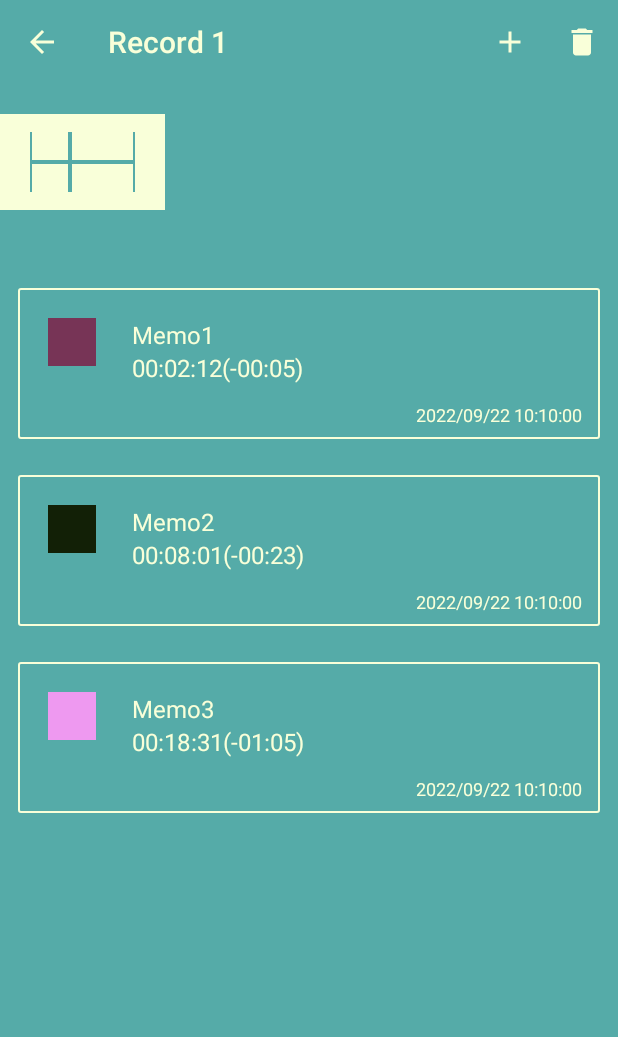
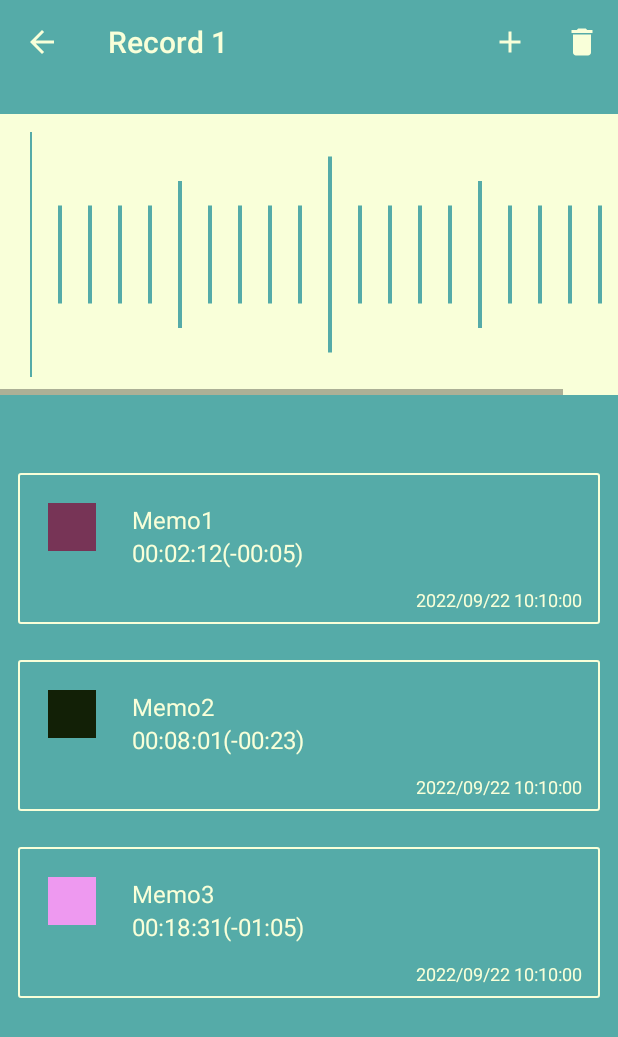
Before and after one commit to pmyohei/TimingMemo, an Android app: the fragment HistoryFragment shown on its own in the app's theme, after a tap on "Record 1", on a phone screen of 412 x 824 dp. Shown: the top 1037 px of the screen. Run offline under Robolectric (Android 15) with nearby library versions, the phone set to English and light mode, and no system bars; our stand-ins replace Room's generated code.

Commit message:
■ヒストリ画面 ・目盛りUI対応

```diff
--- a/app/src/main/java/com/example/timingmemo/db/async/AsyncTmpCreateDataMemo.java
+++ b/app/src/main/java/com/example/timingmemo/db/async/AsyncTmpCreateDataMemo.java
@@ -178,7 +178,7 @@ public class AsyncTmpCreateDataMemo extends AsyncShowProgress {
             recordTable2.setName( "Record 1234567890123456789012345678901234567890" );
             recordTable2.setStartRecordingTime( startTime );
             recordTable2.setEndRecordingTime( endTime );
-            recordTable2.setRecordingTime( "00:20:00" );
+            recordTable2.setRecordingTime( "01:12:40" );
 
             recordTableDao.insert( recordTable2 );
         }
--- a/app/src/main/java/com/example/timingmemo/ui/history/HistoryFragment.java
+++ b/app/src/main/java/com/example/timingmemo/ui/history/HistoryFragment.java
@@ -34,6 +34,7 @@ public class HistoryFragment extends Fragment {
     //--------------------------------
     public static final String KEY_TARGET_RECORD_PID = "target_record_pid";
     public static final String KEY_TARGET_RECORD_NAME = "target_record_name";
+    public static final String KEY_TARGET_RECORD_RECORDING_TIME = "target_recording_time";
 
     //--------------------------------
     // フィールド変数
@@ -151,6 +152,7 @@ public class HistoryFragment extends Fragment {
                 Intent intent = new Intent(getActivity(), RecordDetailsActivity.class);
                 intent.putExtra(KEY_TARGET_RECORD_PID, record.getPid());
                 intent.putExtra(KEY_TARGET_RECORD_NAME, record.getName());
+                intent.putExtra(KEY_TARGET_RECORD_RECORDING_TIME, record.getRecordingTime());
                 mRecordDetailsLancher.launch(intent);
             }
         });
--- a/app/src/main/java/com/example/timingmemo/ui/history/RecordDetailsActivity.java
+++ b/app/src/main/java/com/example/timingmemo/ui/history/RecordDetailsActivity.java
@@ -15,9 +15,12 @@ import android.app.AlertDialog;
 import android.content.DialogInterface;
 import android.content.Intent;
 import android.os.Bundle;
+import android.util.Log;
 import android.view.Menu;
 import android.view.MenuInflater;
 import android.view.MenuItem;
+import android.view.ViewGroup;
+import android.widget.HorizontalScrollView;
 import android.widget.Toast;
 
 import com.example.timingmemo.R;
@@ -122,17 +125,17 @@ public class RecordDetailsActivity extends AppCompatActivity {
                         switch (resultCode) {
                             // 新規追加
                             case StampMemoUpdateActivity.RESULT_STAMP_MEMO_ADD:
-                            insertStampMemoList( intent, adapter );
+                                insertStampMemoList(intent, adapter);
                                 break;
 
                             // 更新
                             case StampMemoUpdateActivity.RESULT_STAMP_MEMO_UPDATE:
-                            updateStampMemoList( intent, adapter );
+                                updateStampMemoList(intent, adapter);
                                 break;
 
                             // 削除
                             case StampMemoUpdateActivity.RESULT_STAMP_MEMO_REMOVE:
-                            removeStampMemoList( intent, adapter );
+                                removeStampMemoList(intent, adapter);
                                 break;
                         }
                     }
@@ -157,11 +160,58 @@ public class RecordDetailsActivity extends AppCompatActivity {
             @Override
             public void onFinish(ArrayList<StampMemoTable> sortedStampMemos) {
                 // 取得した記録メモをリスト表示
-                setStampMemoList( sortedStampMemos );
+                setStampMemoList(sortedStampMemos);
+
+                // タイムグラフの描画
+                drawTimeGraph();
             }
         });
         //非同期処理開始
         db.execute();
+    }
+
+    /*
+     * タイムグラフの描画
+     */
+    private void drawTimeGraph() {
+
+        // 親ビューのレイアウトが確定したタイミングで描画処理を行う
+        HorizontalScrollView hsv_graph = findViewById(R.id.hsv_graph);
+        hsv_graph.post(() -> {
+
+            TimeGraphMemoryView tgmv_graph = findViewById(R.id.tgmv_graph);
+
+            // グラフの横幅を設定
+            setGraphLayoutWidth( tgmv_graph, hsv_graph );
+
+            // グラフメモリ設定
+            tgmv_graph.setGraghMemoryPath();
+
+            // 描画
+            tgmv_graph.invalidate();
+        });
+    }
+
+    /*
+     * タイムグラフの横サイズを設定
+     */
+    private void setGraphLayoutWidth( TimeGraphMemoryView tgmv_graph, ViewGroup parentView ) {
+        // 記録時間
+        Intent intent = getIntent();
+        String recordingTime = intent.getStringExtra(HistoryFragment.KEY_TARGET_RECORD_RECORDING_TIME);
+
+        // グラフの横幅を計算
+        int graghWidth = tgmv_graph.calcGraphWidthFromRecordTime(recordingTime);
+
+        // 親ビューのサイズと比較し、大きい方を設定サイズとする（最低でも画面横いっぱいは描画させるため）
+        int parentWidth = parentView.getWidth();
+        int setWidth = Math.max(parentWidth, graghWidth);
+
+        Log.i("目盛り", "setGraphLayoutWidth setWidth" + setWidth);
+
+        // レイアウトに反映
+        tgmv_graph.getLayoutParams().width = setWidth;
+        tgmv_graph.requestLayout();
     }
 
     /*
@@ -220,7 +270,7 @@ public class RecordDetailsActivity extends AppCompatActivity {
         intent.putExtra(KEY_TARGET_RECORD_PID, recordPid);
 
         // 画面遷移開始
-        startActivity(intent);
+        mStampMemoUpdateLancher.launch( intent );
     }
 
     /*
--- a/app/src/main/java/com/example/timingmemo/ui/history/TimeGraphMemoryView.java
+++ b/app/src/main/java/com/example/timingmemo/ui/history/TimeGraphMemoryView.java
@@ -11,6 +11,7 @@ import android.util.Log;
 import android.view.View;
 
 import com.example.timingmemo.R;
+import com.example.timingmemo.common.AppCommonData;
 
 /*
  * 記録済みの目盛りグラフ
@@ -20,7 +21,7 @@ public class TimeGraphMemoryView extends View {
     private Paint mGraghMemoryPaint;
     private Path mGraghMemoryPath;
     private float mMemoryLength1Min;
-
+    private float mRecordTotalMinuteTime;
 
     public TimeGraphMemoryView(Context context) {
         this(context, null);
@@ -32,72 +33,152 @@ public class TimeGraphMemoryView extends View {
 
     public TimeGraphMemoryView(Context context, AttributeSet attrs, int defStyle) {
         super(context, attrs, defStyle);
-        mMemoryLength1Min = getResources().getDimension( R.dimen.memory_1min_length );
+        mMemoryLength1Min = getResources().getDimension(R.dimen.memory_1min_length);
 
-        Log.i( "通過", "memory_1min_length=" + getResources().getDimension(R.dimen.memory_1min_length ));
-        Log.i( "通過", "memory_1min_length=" + getResources().getDimensionPixelSize(R.dimen.memory_1min_length ));
+        Log.i("通過", "memory_1min_length=" + getResources().getDimension(R.dimen.memory_1min_length));
+        Log.i("通過", "memory_1min_length=" + getResources().getDimensionPixelSize(R.dimen.memory_1min_length));
         DisplayMetrics metrics = context.getResources().getDisplayMetrics();
-        Log.i( "通過", "memory_1min_length=" + (getResources().getDimension(R.dimen.memory_1min_length ) * metrics.density) );
+        Log.i("通過", "memory_1min_length=" + (getResources().getDimension(R.dimen.memory_1min_length) * metrics.density));
+
+        setGraghMemoryPaint();
     }
 
     /*
      *
      */
-    private void setDrawData(){
+/*    private void setDrawData() {
 
-        if( mGraghMemoryPath == null ){
+        if (mGraghMemoryPath == null) {
             setGraghMemoryPaint();
             setGraghMemoryPath();
+        }
+    }*/
+
+    /*
+     *
+     */
+    private void setGraghMemoryPaint() {
+
+        // 目盛り色
+        int memoryColor = getResources().getColor(R.color.mainColor);
+
+        // Paint設定
+        mGraghMemoryPaint = new Paint();
+        mGraghMemoryPaint.setStyle(Paint.Style.STROKE);
+        mGraghMemoryPaint.setColor(memoryColor);
+        mGraghMemoryPaint.setStrokeWidth(4);
+    }
+
+    /*
+     * グラフ目盛りのPathを設定
+     */
+    public void setGraghMemoryPath() {
+
+        float height = getHeight();
+
+        final float[] every10Range = new float[]{
+                height * 0.1f,
+                height * 0.9f
+        };
+        final float[] every5Range = new float[]{
+                height * 0.2f,
+                height * 0.8f
+        };
+        final float[] every1Range = new float[]{
+                height * 0.3f,
+                height * 0.7f
+        };
+
+        // グラフ開始と終了の目盛りと中央線のPathを設定
+        mGraghMemoryPath = new Path();
+        setEdgeCenterMemory( mGraghMemoryPath );
+
+        // 描画目盛りx位置
+        float xPos = mMemoryLength1Min;
+        // 描画目盛りy位置 上／下 index
+        final int yPosUpper = 0;
+        final int yPosLower = 1;
+
+        // 1分毎に縦の目盛りPathを設定
+        int totalMinute = (int) mRecordTotalMinuteTime;
+        for (int drawMinute = 1; drawMinute < totalMinute; drawMinute++) {
+
+            // グラフ縦線の高さの範囲（上限・下限）を取得
+            float[] drawHeightRange = getDrawHeightRange(drawMinute, every10Range, every5Range, every1Range);
+
+            // 縦線のPathを設定
+            mGraghMemoryPath.moveTo(xPos, drawHeightRange[yPosUpper]);
+            mGraghMemoryPath.lineTo(xPos, drawHeightRange[yPosLower]);
+
+            // １目盛り分横へ移動
+            xPos += mMemoryLength1Min;
+        }
+
+        // Pathを閉じる
+        mGraghMemoryPath.close();
+
+/*        Log.i("通過", "set getWidth()" + getWidth());
+        Log.i("通過", "set getHeight()" + getHeight());*/
+    }
+
+    /*
+     * グラフ目盛りの高さ範囲を取得
+     */
+    private float[] getDrawHeightRange(int minute, float[] every10Range, float[] every5Range, float[] every1Range) {
+
+        if ((minute % 10) == 0) {
+            return every10Range;
+        } else if ((minute % 5) == 0) {
+            return every5Range;
+        } else {
+            return every1Range;
         }
     }
 
     /*
-     *
+     * グラフ開始(縦)と終了(縦)の目盛りと中央線(横)のPathを設定
      */
-    private void setGraghMemoryPaint(){
+    private void setEdgeCenterMemory( Path path ) {
 
-        // 目盛り色
-        int memoryColor = getResources().getColor( R.color.mainColor );
+        float width = getWidth();
+        float height = getHeight();
+        float centerHeight = height / 2f;
 
-        // Paint設定
-        mGraghMemoryPaint = new Paint();
-        mGraghMemoryPaint.setStyle( Paint.Style.STROKE );
-        mGraghMemoryPaint.setColor( memoryColor );
-        mGraghMemoryPaint.setStrokeWidth( 4 );
+        // 目盛り端（左）の縦線を描画
+        path.moveTo( 0, 0 );
+        path.lineTo( 0, height );
+
+        // 目盛り端（右）の縦線を描画
+        path.moveTo( width, 0 );
+        path.lineTo( width, height );
+
+        // 中央線（横）を描画
+        path.moveTo( 0, centerHeight );
+        path.lineTo( width, centerHeight );
+
+        Log.i("目盛り", "setEdgeCenterMemory getWidth()" + width);
     }
 
     /*
-     *
+     * 記録時間からグラフの横幅を計算
+     *   para1：hh:mm:ss
      */
-    private void setGraghMemoryPath(){
+    public int calcGraphWidthFromRecordTime( String recordTime ){
 
-        float width = getWidth();
-        float height = getHeight();
+        // 時分秒文字列を以下の形で分割
+        // hh:mm:ss → 「hh」、「mm」、「ss」
+        String[] hhmmss = recordTime.split( AppCommonData.TIME_FORMAT_DELIMITER );
+        int hh = Integer.parseInt( hhmmss[0] );
+        int mm = Integer.parseInt( hhmmss[1] );
+        int ss = Integer.parseInt( hhmmss[2] );
 
-//        float y01 = height * 0.1f;
-        float y01 = 0.0f;
-        float y03 = height * 0.3f;
-        float y05 = height * 0.5f;
-        float y07 = height * 0.7f;
-        float y09 = height;
-//        float y09 = height * 0.9f;
+        // 分に変換
+        int hourMin = hh * 60;
+        float secondMin = ss / 60f;
+        mRecordTotalMinuteTime = hourMin + mm + secondMin;
 
-        mGraghMemoryPath = new Path();
-        mGraghMemoryPath.moveTo(0, y05);
-        mGraghMemoryPath.lineTo(width, y05);
-
-        mGraghMemoryPath.moveTo(0, y01);
-        mGraghMemoryPath.lineTo(0, y09);
-
-        mGraghMemoryPath.moveTo(40, y01);
-        mGraghMemoryPath.lineTo(40, y09);
-
-        mGraghMemoryPath.moveTo(width, y01);
-        mGraghMemoryPath.lineTo(width, y09);
-        mGraghMemoryPath.close();
-
-        Log.i( "通過", "set getWidth()" + getWidth()  );
-        Log.i( "通過", "set getHeight()" + getHeight()  );
+        // 横幅を返す
+        return (int)(mRecordTotalMinuteTime * mMemoryLength1Min);
     }
 
     /*
@@ -108,8 +189,11 @@ public class TimeGraphMemoryView extends View {
 //        super.onDraw(canvas);
 
         Log.i( "通過", "drawPath()" );
-        setDrawData();
-        canvas.drawPath(mGraghMemoryPath, mGraghMemoryPaint);
+//        setDrawData();
+
+        if( mGraghMemoryPath != null ){
+            canvas.drawPath(mGraghMemoryPath, mGraghMemoryPaint);
+        }
 
         Log.i( "通過", "getWidth()" + getWidth()  );
         Log.i( "通過", "getHeight()" + getHeight()  );
@@ -120,7 +204,7 @@ public class TimeGraphMemoryView extends View {
         super.onMeasure(widthMeasureSpec, heightMeasureSpec);
 
         //int width = getMeasuredWidth();
-
+/*
         int time = 200;
         int min = time / 60;
         int second = time % 60;
@@ -129,7 +213,8 @@ public class TimeGraphMemoryView extends View {
 
         Log.i( "値チェック", "len=" + len  );
 
-        setMeasuredDimension(len, heightMeasureSpec);
+        setMeasuredDimension(len, heightMeasureSpec);*/
+        Log.i("目盛り", "onMeasure()");
     }
 
 
--- a/app/src/main/res/layout/activity_record_details.xml
+++ b/app/src/main/res/layout/activity_record_details.xml
@@ -28,16 +28,18 @@
     <HorizontalScrollView
         android:id="@+id/hsv_graph"
         android:layout_width="match_parent"
-        android:layout_height="wrap_content"
+        android:layout_height="0dp"
         android:layout_marginTop="20dp"
         android:overScrollMode="never"
         app:layout_constraintTop_toBottomOf="@id/toolbar_recordDetails"
+        app:layout_constraintBottom_toTopOf="@id/rv_stampMemo"
         app:layout_constraintStart_toStartOf="parent"
-        app:layout_constraintEnd_toEndOf="parent">
+        app:layout_constraintEnd_toEndOf="parent"
+        app:layout_constraintVertical_weight="1">
 
         <LinearLayout
             android:layout_width="wrap_content"
-            android:layout_height="wrap_content"
+            android:layout_height="match_parent"
             android:orientation="horizontal"
             android:paddingStart="20dp"
             android:paddingEnd="20dp"
@@ -46,8 +48,9 @@
             android:background="@color/subColor">
 
             <com.example.timingmemo.ui.history.TimeGraphMemoryView
+                android:id="@+id/tgmv_graph"
                 android:layout_width="wrap_content"
-                android:layout_height="40dp" />
+                android:layout_height="match_parent" />
 
         </LinearLayout>
 
@@ -64,8 +67,7 @@
         app:layout_constraintTop_toBottomOf="@id/hsv_graph"
         app:layout_constraintBottom_toBottomOf="parent"
         app:layout_constraintStart_toStartOf="parent"
-        app:layout_constraintEnd_toEndOf="parent" />
-
-
+        app:layout_constraintEnd_toEndOf="parent"
+        app:layout_constraintVertical_weight="3" />
 
 </androidx.constraintlayout.widget.ConstraintLayout>
```
Also changed, not shown: app/src/main/java/com/example/timingmemo/ui/history/TimeGraphMemoryView_tmp.java (added, +135 -0 lines). Lines whose indentation alone changed are shown as unchanged.
